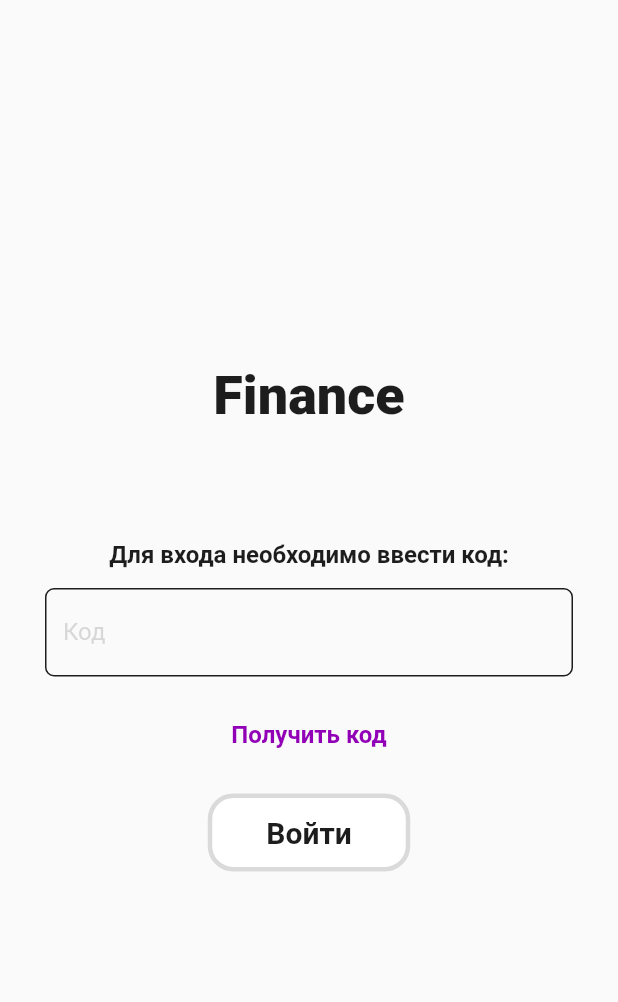
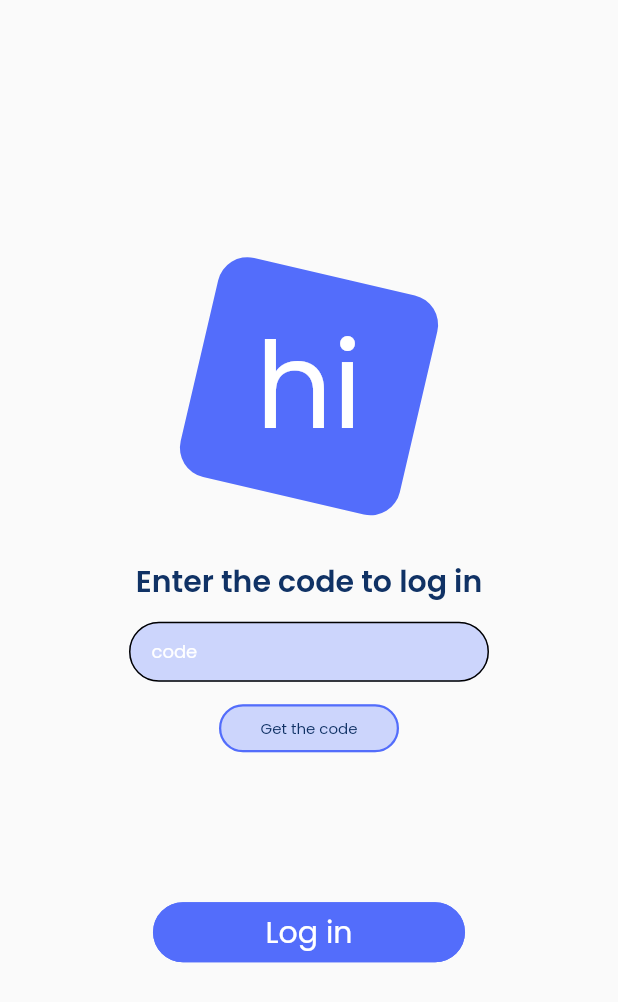
Before and after one commit to nvsces/finance-app, a Flutter app: the screen it shows after launch, on a phone screen of 412 x 824 dp. Shown: the top 1002 px of the screen. Run offline on Flutter 3.47's test engine with Material 2 defaults, Android fonts, the phone set to English and light mode, and no system bars; our stand-ins replace bloc, dio, file_picker, fl_chart, flutter_bloc, flutter_svg and 5 more; missing offline and left inert: flutter_pretty_dio_logger; statements that could not run were skipped.

Commit message:
designed LoginPage, unified AppButton

```diff
--- a/lib/ui/mobile/pages/login_page.dart
+++ b/lib/ui/mobile/pages/login_page.dart
@@ -1,33 +1,36 @@
-import 'package:finance_app/data/repositiries/auth/auth_repository.dart';
 import 'package:finance_app/di/injector.dart';
 import 'package:finance_app/domain/state/auth/auth_bloc.dart';
 import 'package:finance_app/domain/state/auth/login_cubit.dart';
 
 import 'package:finance_app/ui/theme/app_button.dart';
-import 'package:finance_app/ui/theme/app_text.dart';
 import 'package:finance_app/utils/url_utils.dart';
 import 'package:flutter/material.dart';
 import 'package:flutter/services.dart';
 import 'package:flutter_bloc/flutter_bloc.dart';
-import 'package:url_launcher/url_launcher.dart';
 
 import '../../theme/app_colors.dart';
+import '../../theme/app_text_theme.dart';
 
 class LoginPage extends StatelessWidget {
-  LoginPage({super.key});
+  const LoginPage({
+    super.key,
+  });
 
   @override
   Widget build(BuildContext context) {
+    final AppTextTheme appTextTheme = AppTextTheme();
     return BlocProvider<LoginCubit>(
       create: (context) => injector.get<LoginCubit>(),
-      child: _LoginContent(),
+      child: _LoginContent(
+        appTextTheme: appTextTheme,
+      ),
     );
   }
 }
 
 class _LoginContent extends StatelessWidget {
-  const _LoginContent({super.key});
-
+  const _LoginContent({super.key, required this.appTextTheme});
+  final AppTextTheme appTextTheme;
   @override
   Widget build(BuildContext context) {
     return BlocConsumer<LoginCubit, LoginState>(
@@ -43,22 +46,46 @@ class _LoginContent extends StatelessWidget {
             child: Column(
               mainAxisAlignment: MainAxisAlignment.center,
               children: [
-                const AppText(
-                  text: 'Finance',
-                  size: 36,
-                  weight: 8,
+                Stack(children: [
+                  Center(
+                      child: Transform(
+                          alignment: Alignment.center,
+                          transform: Matrix4.rotationZ(
+                            1.8,
+                          ),
+                          child: Container(
+                            width: 150,
+                            height: 150,
+                            decoration: BoxDecoration(
+                              borderRadius: BorderRadius.circular(20),
+                              color: AppColors.mainElement,
+                            ),
+                          ))),
+                  Positioned.fill(
+                      child: Center(
+                          child: Text(
+                    'hi',
+                    style: appTextTheme.appButton1
+                        .copyWith(fontSize: 80, color: AppColors.white),
+                  ))),
+                ]),
+                const SizedBox(
+                  height: 40,
+                ),
+                Text(
+                  'Enter the code to log in',
+                  style: appTextTheme.appButton1.copyWith(
+                      color: AppColors.mainText, fontWeight: FontWeight.w600),
                 ),
                 const SizedBox(
-                  height: 75,
+                  height: 12,
                 ),
-                const AppText(
-                  text: 'Для входа необходимо ввести код:',
-                  size: 16,
-                ),
-                const SizedBox(
-                  height: 13,
-                ),
-                TextFormField(
+                SizedBox(
+                  height: 40,
+                  width: 240,
+                  child: TextFormField(
+                    style: appTextTheme.appButton1
+                        .copyWith(color: AppColors.white, fontSize: 12),
                     onChanged: (value) {
                       context.read<LoginCubit>().updateCode(value);
                     },
@@ -66,43 +93,52 @@ class _LoginContent extends StatelessWidget {
                     inputFormatters: [
                       FilteringTextInputFormatter.singleLineFormatter
                     ],
-                  decoration: const InputDecoration(
-                      labelText: 'Код',
-                      labelStyle: TextStyle(color: AppColors.grey),
-                      enabledBorder: OutlineInputBorder(
-                          borderRadius: BorderRadius.all(Radius.circular(6)),
-                          borderSide: BorderSide(color: AppColors.black)),
-                      focusedErrorBorder: OutlineInputBorder(
-                        borderRadius: BorderRadius.all(Radius.circular(6)),
-                        borderSide: BorderSide(color: AppColors.red),
+                    decoration: InputDecoration(
+                      filled: true,
+                      fillColor: AppColors.secondaryElement,
+                      border: OutlineInputBorder(
+                          borderSide: BorderSide.none,
+                          borderRadius: BorderRadius.circular(20)),
+                      contentPadding:
+                          const EdgeInsets.only(left: 15, right: 15),
+                      hintText: 'code',
+                      hintStyle: appTextTheme.appButton1
+                          .copyWith(color: AppColors.white, fontSize: 12),
+                      enabledBorder: const OutlineInputBorder(
+                        borderRadius: BorderRadius.all(Radius.circular(20)),
                       ),
-                      focusedBorder: OutlineInputBorder(
-                          borderRadius: BorderRadius.all(Radius.circular(6)),
-                          borderSide: BorderSide(color: AppColors.purple))),
+                    ),
+                  ),
                 ),
                 const SizedBox(
                   height: 15,
                 ),
-                TextButton(
+                AppButton(
+                    backgroundColor: AppColors.secondaryElement,
+                    borderColor: AppColors.mainElement,
+                    height: 32,
+                    width: 120,
                     onPressed: () {
                       UrlUtils.openBot();
                     },
-                    child: const AppText(
-                      text: 'Получить код',
-                      size: 16,
-                      color: AppColors.purple,
+                    child: Text(
+                      'Get the code',
+                      style: appTextTheme.appButton2
+                          .copyWith(color: AppColors.mainText),
                     )),
                 const SizedBox(
-                  height: 15,
+                  height: 100,
                 ),
                 AppButton(
+                  height: 40,
+                  width: 208,
                   child: state.isSubmitting
-                      ? Center(child: CircularProgressIndicator())
-                      : const AppText(
-                          text: 'Войти',
-                          size: 20,
+                      ? const Center(child: CircularProgressIndicator())
+                      : Text(
+                          'Log in',
+                          style: appTextTheme.appButton1,
                         ),
-                  func: () {
+                  onPressed: () {
                     context.read<LoginCubit>().signInWithCredentials();
                   },
                 )
@@ -112,6 +148,5 @@ class _LoginContent extends StatelessWidget {
         ),
       ),
     );
-    ;
   }
 }
--- a/lib/ui/mobile/pages/upload_file_page.dart
+++ b/lib/ui/mobile/pages/upload_file_page.dart
@@ -2,7 +2,6 @@ import 'package:finance_app/di/injector.dart';
 import 'package:finance_app/domain/entity/bank_enum.dart';
 import 'package:finance_app/domain/state/upload_file/upload_file_bloc.dart';
 import 'package:finance_app/router/mobile_routes.dart';
-import 'package:finance_app/router/mobile_routes_info.dart';
 import 'package:finance_app/ui/theme/app_button.dart';
 import 'package:finance_app/ui/theme/app_colors.dart';
 import 'package:finance_app/ui/theme/app_text.dart';
@@ -38,7 +37,7 @@ class _UploadFileContent extends StatelessWidget {
           padding: const EdgeInsets.symmetric(horizontal: 16, vertical: 40),
           child: AppButton(
               child: const AppText(text: 'Назад', size: 20),
-              func: () {
+              onPressed: () {
                 context.go(MobileRoutes.expenses.path);
               }),
         ),
@@ -100,7 +99,7 @@ class _UploadFileContent extends StatelessWidget {
                                 ? AppColors.black
                                 : AppColors.textunselect,
                           ),
-                          func: () {
+                          onPressed: () {
                             if (!state.isSelected) {
                               return;
                             }
@@ -111,9 +110,6 @@ class _UploadFileContent extends StatelessWidget {
                           backgroundColor: state.isSelected
                               ? AppColors.green
                               : AppColors.white,
-                          borderColor: state.isSelected
-                              ? AppColors.greenBorder
-                              : AppColors.grey,
                           overlayColor: AppColors.greenBorder,
                         ),
                       ),
--- a/lib/ui/theme/app_button.dart
+++ b/lib/ui/theme/app_button.dart
@@ -2,42 +2,48 @@ import 'package:finance_app/ui/theme/app_colors.dart';
 import 'package:flutter/material.dart';
 
 class AppButton extends StatelessWidget {
-  AppButton({
+  const AppButton({
     Key? key,
-    this.backgroundColor = AppColors.white,
-    this.borderColor = AppColors.grey,
-    this.overlayColor = AppColors.greenBorder,
-    required this.func,
+    this.backgroundColor = AppColors.mainElement,
+    this.height = 40, this.width = double.infinity,
+    this.overlayColor = AppColors.secondaryElement,
+    this.borderColor,
+    required this.onPressed,
     required this.child,
   }) : super(key: key);
 
-  Color? backgroundColor;
-  Color? overlayColor;
-  Color borderColor;
-  Function() func;
-  Widget child;
+  final Color backgroundColor;
+  final Color overlayColor;
+  final Color? borderColor;
+  final Function() onPressed;
+  final Widget child;
+  final double height;
+  final double width;
   @override
   Widget build(BuildContext context) {
-    return ElevatedButton(
-      onPressed: func,
-      child: child,
+    return SizedBox(
+      height: height,
+      width: width,
+      child: ElevatedButton(
+        onPressed: onPressed,
         style: ButtonStyle(
           elevation: MaterialStateProperty.all(0),
           minimumSize: MaterialStateProperty.all(const Size(135, 52)),
           backgroundColor: MaterialStateProperty.all(backgroundColor),
           side: MaterialStateProperty.all(
           BorderSide(
-            color: borderColor,
-            width: 3,
-          ),
-        ),
+            color: borderColor ?? backgroundColor,
+            width: 1.5,
+          ),),
           shape: MaterialStateProperty.all(
             RoundedRectangleBorder(
-            borderRadius: BorderRadius.circular(17),
+              borderRadius: BorderRadius.circular(30),
             ),
           ),
           overlayColor: MaterialStateProperty.all(overlayColor),
         ),
+        child: child,
+      ),
     );
   }
 }
--- a/lib/ui/theme/app_colors.dart
+++ b/lib/ui/theme/app_colors.dart
@@ -4,11 +4,16 @@ class AppColors {
   AppColors._();
 
   //Common colors
+static const mainElement = Color(0xff536DFB);
+static const mainText = Color(0xff103265);
+static const secondaryElement = Color(0xffCCD5FC);
+static const white = Color(0xffffffff);
 
+///////////Постепенно буду убирать весь мусор снизу/////////////////////////
   static const textunselect = Color.fromARGB(255, 190, 190, 190);
   static const defaultColor3 = Colors.blue;
   static const transparent = Color(0x00ffffff);
-  static const white = Color(0xffffffff);
+
   static const black = Color(0xff1d1d1d);
   static const grey = Color.fromRGBO(152, 152, 152, 0.36);
   static const purple = Color.fromRGBO(145, 0, 182, 1);
--- a/lib/ui/theme/app_text.dart
+++ b/lib/ui/theme/app_text.dart
@@ -6,7 +6,7 @@ class AppText extends StatelessWidget {
   const AppText(
       {super.key,
       required this.text,
-      this.color = AppColors.black,
+      this.color = AppColors.white,
       this.weight = 6,
       required this.size});
 
--- /dev/null
+++ b/lib/ui/theme/app_text_theme.dart
@@ -0,0 +1,16 @@
+import 'package:flutter/material.dart';
+import 'package:google_fonts/google_fonts.dart';
+
+
+
+class AppTextTheme {
+  TextStyle get appButton1 => GoogleFonts.poppins(
+        fontWeight: FontWeight.w400,
+        fontSize: 20,
+      );
+
+  TextStyle get appButton2 => GoogleFonts.poppins(
+        fontWeight: FontWeight.w400,
+        fontSize: 10,
+      );
+}
--- a/pubspec.yaml
+++ b/pubspec.yaml
@@ -48,6 +48,8 @@ dependencies:
   fl_chart: ^0.62.0
   file_picker: ^5.3.1
   getwidget: ^2.0.4
+  google_fonts: ^5.1.0
+
 
 
 dev_dependencies:
```
Also changed, not shown: pubspec.lock. Lines whose indentation alone changed are shown as unchanged.
